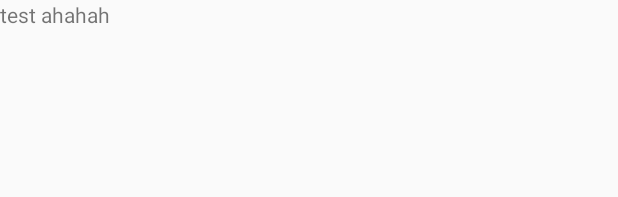
After one commit to adhy57/Magnum_Video_Booth, an Android app: the layout fragment_camera.xml on its own in the app's theme, with its tools: preview values and no code run, on a phone screen of 412 x 824 dp. The commit adds this screen. Shown: the top 197 px of the screen. Run offline under Robolectric (Android 15) with nearby library versions, the phone set to English and light mode, and no system bars.

Commit message:
Navigation to cameraFragment

```diff
--- a/app/src/main/AndroidManifest.xml
+++ b/app/src/main/AndroidManifest.xml
@@ -7,6 +7,7 @@
     <uses-permission android:name="android.permission.CAMERA" />
     <uses-permission android:name="android.permission.WRITE_EXTERNAL_STORAGE" />
     <application
+        android:name=".MyApplication"
         android:allowBackup="true"
         android:icon="@mipmap/ic_launcher"
         android:label="@string/app_name"
--- /dev/null
+++ b/app/src/main/res/layout/fragment_camera.xml
@@ -0,0 +1,8 @@
+<?xml version="1.0" encoding="utf-8"?>
+<RelativeLayout xmlns:android="http://schemas.android.com/apk/res/android"
+    android:layout_width="match_parent" android:layout_height="match_parent">
+    <TextView
+        android:layout_width="wrap_content"
+        android:layout_height="wrap_content"
+        android:text="test ahahah"/>
+</RelativeLayout>
```
Also changed, not shown: app/src/main/java/doab/uin/mvb/CameraFragment.java (added, +20 -0 lines), app/src/main/java/doab/uin/mvb/MainActivity.java (+4 -13 lines), app/src/main/java/doab/uin/mvb/MainFragment.java (+8 -3 lines), app/src/main/res/layout/activity_main.xml (+17 -4 lines), app/src/main/res/layout/fragment_main.xml (+1 -7 lines).
